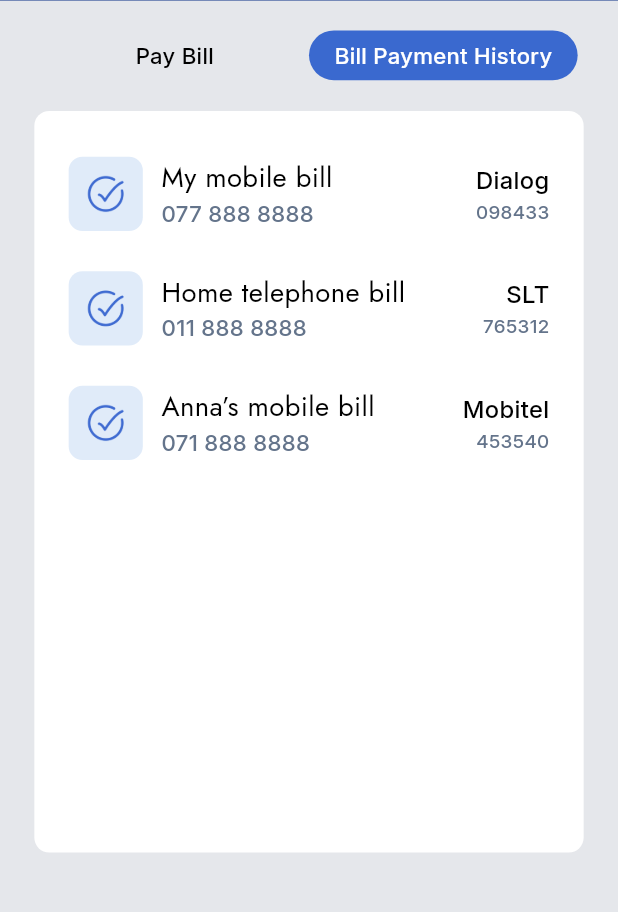
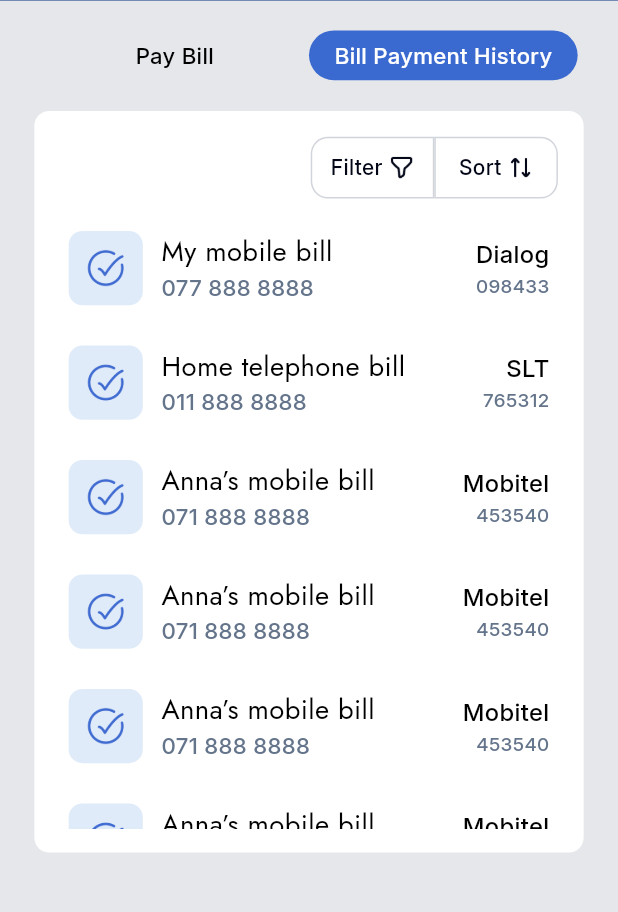
Before and after one commit to PayMediaSL/cbm-mobile, a Flutter app: the PayBillMainScreen screen opened by its route, after a tap on "Bill Payment History", on a phone screen of 412 x 824 dp, the part 86-998 px from its top. Run offline on Flutter 3.47's test engine with Material 3 defaults, Android fonts, the phone set to English and light mode, and no system bars; our stand-ins replace cached_network_image, camera, carousel_slider, device_info_plus, easy_localization, equatable and 19 more; missing offline and left inert: flutter_jailbreak_detection, mobile_scanner; accounts and stored records are empty.

Commit message:
new code

```diff
--- a/lib/helpers/routes.dart
+++ b/lib/helpers/routes.dart
@@ -44,6 +44,7 @@
 import 'package:app/screens/main_screens/payments/local_transfer/local_transfer_main.dart';
 import 'package:app/screens/main_screens/payments/mobile_reload/mobile_reload.dart';
 import 'package:app/screens/main_screens/payments/pay_bill/pay_bill_main_screen.dart';
+import 'package:app/screens/main_screens/payments/pay_bill/pay_specific_bill.dart';
 import 'package:app/screens/main_screens/payments/payments_screen.dart';
 import 'package:app/screens/main_screens/payments/qr_payment/qr_generate.dart';
 import 'package:app/screens/main_screens/payments/qr_payment/qr_pay_screen.dart';
@@ -139,6 +140,7 @@
       "toGlobalTransferAddtoFavourite";
 
   static const String toPayBillsMainScreen = "toPayBillsMainScreen";
+  static const String toPaySpecificBillScreen = "toPaySpecificBillScreen";
 
   // Trasnsaction Confirmation
 
@@ -529,6 +531,11 @@
           builder: (_) => PayBillMainScreen(),
           settings: settings,
         );
+      case ScreenRoutes.toPaySpecificBillScreen:
+        return MaterialPageRoute(
+          builder: (_) => PaySpecificBill(),
+          settings: settings,
+        );
 
       //!!!!!!!!!!!!!!!!!!!!!!
       // Transaction Confirmation
--- a/lib/screens/main_screens/payments/pay_bill/pay_bill_main_screen.dart
+++ b/lib/screens/main_screens/payments/pay_bill/pay_bill_main_screen.dart
@@ -87,6 +87,46 @@
       'runningBalance': 'LKR 1,500',
       'transactionNumber': 'TXN11223',
     },
+    {
+      'title': 'Anna’s mobile bill',
+      'phone': '071 888 8888',
+      'provider': 'Mobitel',
+      'account': '453540',
+      'runningBalance': 'LKR 1,500',
+      'transactionNumber': 'TXN11223',
+    },
+    {
+      'title': 'Anna’s mobile bill',
+      'phone': '071 888 8888',
+      'provider': 'Mobitel',
+      'account': '453540',
+      'runningBalance': 'LKR 1,500',
+      'transactionNumber': 'TXN11223',
+    },
+    {
+      'title': 'Anna’s mobile bill',
+      'phone': '071 888 8888',
+      'provider': 'Mobitel',
+      'account': '453540',
+      'runningBalance': 'LKR 1,500',
+      'transactionNumber': 'TXN11223',
+    },
+    {
+      'title': 'Anna’s mobile bill',
+      'phone': '071 888 8888',
+      'provider': 'Mobitel',
+      'account': '453540',
+      'runningBalance': 'LKR 1,500',
+      'transactionNumber': 'TXN11223',
+    },
+    {
+      'title': 'Anna’s mobile bill',
+      'phone': '071 888 8888',
+      'provider': 'Mobitel',
+      'account': '453540',
+      'runningBalance': 'LKR 1,500',
+      'transactionNumber': 'TXN11223',
+    },
   ];
 
   @override
@@ -133,7 +173,10 @@
                           value.getSelectedIndex("paybills") == 0
                               ? MainButton(
                                   isMainButton: true,
-                                  btnOnPress: () {},
+                                  btnOnPress: () {
+                                    pushScreen(context,
+                                        ScreenRoutes.toPaySpecificBillScreen);
+                                  },
                                   buttontitle: "Proceed to Payment",
                                 )
                               : SizedBox())
@@ -368,6 +411,72 @@
     }
     return CustomCurvedContainer(
       height: ScreenUtils.height * 0.6,
+      child: Column(
+        children: [
+          Row(
+            mainAxisAlignment: MainAxisAlignment.end,
+            children: [
+              Container(
+                width: ScreenUtils.width * 0.2,
+                height: ScreenUtils.height * 0.05,
+                decoration: BoxDecoration(
+                    color: AppColors.primaryWhiteColor,
+                    borderRadius: BorderRadius.only(
+                      topLeft: Radius.circular(10.sp),
+                      bottomLeft: Radius.circular(10.sp),
+                    ),
+                    border: Border.all(color: AppColors.textFieldBorderColor2)),
+                child: Center(
+                  child: Row(
+                    mainAxisAlignment: MainAxisAlignment.center,
+                    children: [
+                      Text(
+                        "Filter",
+                        style: commonTextStyle.copyWith(
+                            color: AppColors.primaryBlackColor),
+                      ),
+                      RowSpacer(0.01),
+                      Image(
+                        image: AssetImage(ImageAsset().iconImageFilter),
+                        height: 15.sp,
+                      )
+                    ],
+                  ),
+                ),
+              ),
+              Container(
+                width: ScreenUtils.width * 0.2,
+                height: ScreenUtils.height * 0.05,
+                decoration: BoxDecoration(
+                    color: AppColors.primaryWhiteColor,
+                    borderRadius: BorderRadius.only(
+                      topRight: Radius.circular(10.sp),
+                      bottomRight: Radius.circular(10.sp),
+                    ),
+                    border: Border.all(color: AppColors.textFieldBorderColor2)),
+                child: Center(
+                  child: Row(
+                    mainAxisAlignment: MainAxisAlignment.center,
+                    children: [
+                      Text(
+                        "Sort",
+                        style: commonTextStyle.copyWith(
+                            color: AppColors.primaryBlackColor),
+                      ),
+                      RowSpacer(0.01),
+                      Image(
+                        image: AssetImage(ImageAsset().iconImagearrowupanddown),
+                        height: 15.sp,
+                      )
+                    ],
+                  ),
+                ),
+              ),
+            ],
+          ),
+          ColumnSpacer(0.01),
+          SizedBox(
+            height: ScreenUtils.height * 0.5,
             child: ListView.builder(
               itemCount: billData.length,
               itemBuilder: (context, index) {
@@ -391,6 +500,9 @@
                   },
                 );
               },
+            ),
+          ),
+        ],
       ),
     );
   }
```
Also changed, not shown: lib/screens/main_screens/payments/pay_bill/pay_specific_bill.dart (added, +119 -0 lines). Lines whose indentation alone changed are shown as unchanged.
